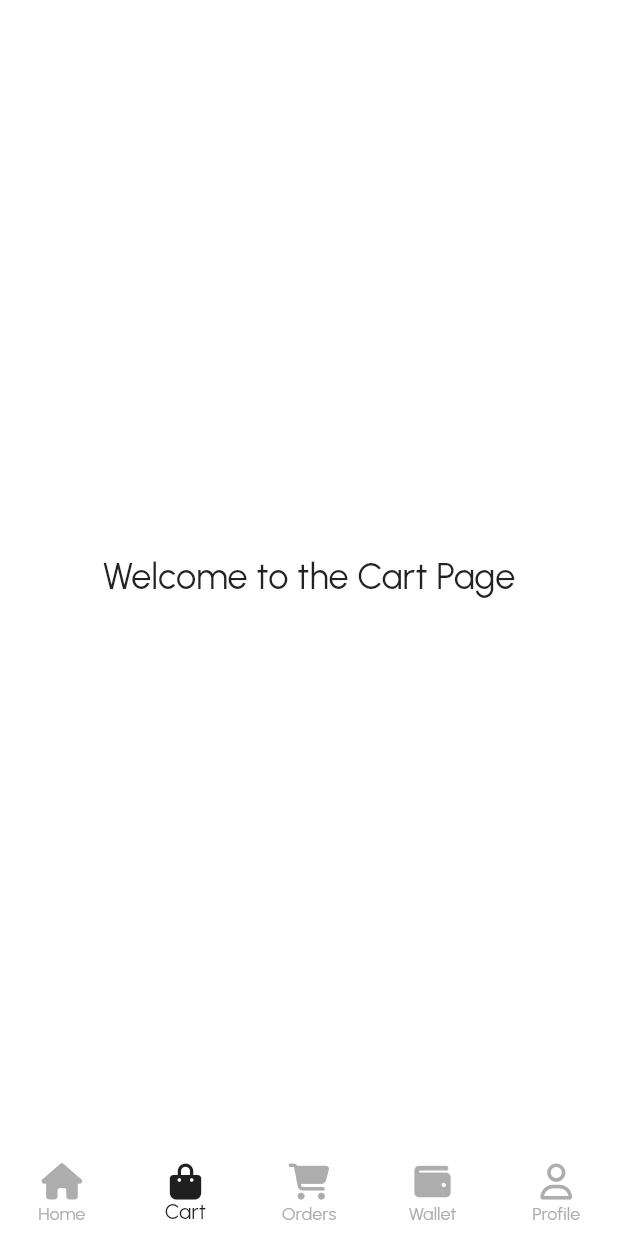
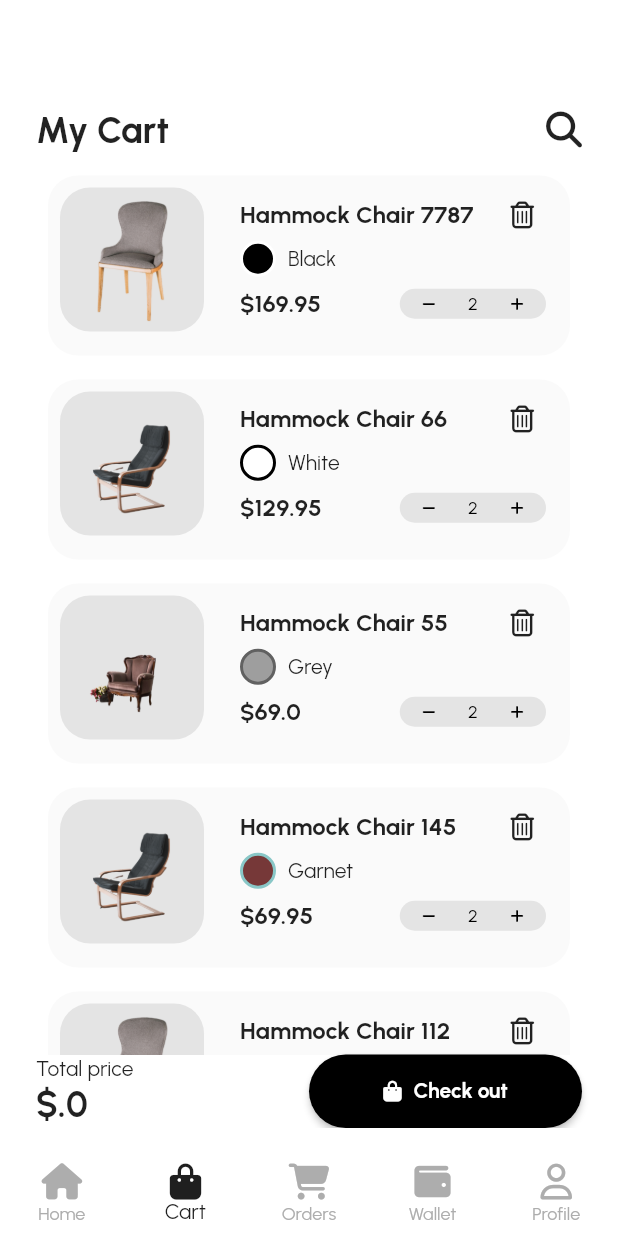
Before and after one commit to hoajb/flutter-ecommerce-furniture, a Flutter app: the screen it shows after launch, swiped to page 2, on a phone screen of 412 x 824 dp. Run offline on Flutter 3.47's test engine with Material 2 defaults, Android fonts, the phone set to English and light mode, and no system bars; our stand-ins replace font_awesome_flutter, shared_preferences, syncfusion_flutter_sliders; project files that could hold a hidden picture were left out.

Commit message:
add cart page

```diff
--- a/lib/config/theme/styles.dart
+++ b/lib/config/theme/styles.dart
@@ -5,6 +5,7 @@ import 'package:flutter/material.dart';
 abstract class Styles {
   //colors
   static const Color whiteColor = Color(0xffffffff);
+  static const Color whiteBackground = Color(0xfffdfdfd);
   static const Color blackColor = Color(0xff000000);
   static const Color blackThemeColor = Color(0xff17191d);
   static const Color whiteThemeColor = Color(0xffffffff);
--- /dev/null
+++ b/lib/core/wigets/product_image.dart
@@ -0,0 +1,29 @@
+import 'package:flutter/material.dart';
+import 'package:flutter_ecommerce_furniture/config/theme/styles.dart';
+import 'package:flutter_ecommerce_furniture/core/ext/buildcontext_ext.dart';
+
+class ProductImage extends StatelessWidget {
+  final double size;
+  final String path;
+
+  const ProductImage({super.key, this.size = 100, required this.path});
+
+  @override
+  Widget build(BuildContext context) {
+    final isDark = context.isDarkModeEnabled;
+    return Container(
+      width: size,
+      height: size,
+      decoration: BoxDecoration(
+        color: isDark ? Styles.itemColorBgDark : Styles.itemColorBgLight,
+        borderRadius: BorderRadius.circular(20),
+      ),
+      child: ClipRRect(
+        borderRadius: BorderRadius.circular(20),
+        child: Image.asset(
+          path,
+        ),
+      ),
+    );
+  }
+}
--- /dev/null
+++ b/lib/features/cart/presentation/cart_page.dart
@@ -0,0 +1,266 @@
+import 'package:flutter/material.dart';
+import 'package:flutter_ecommerce_furniture/core/ext/buildcontext_ext.dart';
+import 'package:flutter_ecommerce_furniture/features/product_details/data/mock_data_repo.dart';
+import 'package:font_awesome_flutter/font_awesome_flutter.dart';
+
+import '../../../config/theme/styles.dart';
+import '../../../core/utils/number_utils.dart';
+import '../../../core/wigets/circle_background_widget.dart';
+import '../../../core/wigets/product_image.dart';
+import '../../product_details/presentation/widgets/checkout_group_button.dart';
+import '../../product_details/presentation/widgets/number_selection.dart';
+import '../../product_list/data/mock_product_list.dart';
+
+const _rowSize = 120.0;
+const _padding = 12.0;
+
+class CartPage extends StatefulWidget {
+  const CartPage({super.key});
+
+  @override
+  State<CartPage> createState() => _CartPageState();
+}
+
+class _CartPageState extends State<CartPage> {
+  final _listColors = listProductColorsMap.entries.toList();
+
+  List<Map<String, dynamic>> _cartProductList =
+      recommendedProductList.sublist(0, 6);
+
+  final GlobalKey<AnimatedListState> _listKey = GlobalKey<AnimatedListState>();
+
+  double _totalPrice = 0.0;
+
+  void removeItem(int index) {
+    _listKey.currentState!.removeItem(
+      index,
+      (context, animation) => _buildCartItem(index, animation),
+    );
+
+    _cartProductList.removeAt(index);
+  }
+
+  void refreshList() {
+    setState(() {
+      _cartProductList = recommendedProductList.sublist(0, 6);
+    });
+  }
+
+  @override
+  Widget build(BuildContext context) {
+    return Container(
+      padding: const EdgeInsets.symmetric(horizontal: 8),
+      color: Colors.transparent,
+      child: Column(
+        crossAxisAlignment: CrossAxisAlignment.start,
+        children: [
+          const SizedBox(
+            height: 56,
+          ),
+          const Row(
+            mainAxisAlignment: MainAxisAlignment.spaceBetween,
+            children: [
+              Text(
+                'My Cart',
+                style: TextStyle(fontSize: 24, fontWeight: FontWeight.bold),
+              ),
+              FaIcon(FontAwesomeIcons.search)
+            ],
+          ),
+          const SizedBox(height: 8),
+          Expanded(
+            child: AnimatedList(
+              key: _listKey,
+              initialItemCount: _cartProductList.length,
+              itemBuilder: (BuildContext context, int index, animation) =>
+                  _buildCartItem(index, animation),
+            ),
+          ),
+          CheckoutGroupButton(
+            price: _totalPrice,
+            onPressed: () {
+              //TODO goto checkout cart
+            },
+            actionText: 'Check out',
+          )
+        ],
+      ),
+    );
+  }
+
+  Widget _buildCartItem(int index, Animation<double> animation) {
+    if (index > _cartProductList.length - 1) return Container();
+    Map<String, dynamic> item = _cartProductList[index];
+    return FadeTransition(
+      opacity: animation,
+      child: SizeTransition(
+        sizeFactor: animation,
+        child: CartRowProductItem(
+          product: item,
+          selectedColor: _listColors[index].value,
+          selectedColorName: _listColors[index].key,
+          onRemoved: (product) {
+            removeItem(_cartProductList.indexOf(product));
+          },
+          onItemPriceChanged: (double itemPrice) {
+            _calculateTotalPrice(itemPrice);
+          },
+        ),
+      ),
+    );
+  }
+
+  _calculateTotalPrice(double itemPrice) {
+    setState(() {
+      _totalPrice = itemPrice;
+    });
+  }
+}
+
+class CartRowProductItem extends StatefulWidget {
+  final Map<String, dynamic> product;
+  final Color selectedColor;
+  final String selectedColorName;
+  final ValueChanged<Map<String, dynamic>> onRemoved;
+  final ValueChanged<double> onItemPriceChanged;
+
+  const CartRowProductItem({
+    super.key,
+    required this.product,
+    required this.selectedColor,
+    required this.selectedColorName,
+    required this.onRemoved,
+    required this.onItemPriceChanged,
+  });
+
+  @override
+  State<CartRowProductItem> createState() => _CartRowProductItemState();
+}
+
+class _CartRowProductItemState extends State<CartRowProductItem> {
+  int _numberItem = 1;
+  double _itemPrice = 0.0;
+
+  @override
+  void initState() {
+    _itemPrice = widget.product['price'] * _numberItem;
+    super.initState();
+  }
+
+  @override
+  Widget build(BuildContext context) {
+    final isDark = context.isDarkModeEnabled;
+    return Padding(
+      padding: const EdgeInsets.all(8.0),
+      child: Stack(
+        children: [
+          Container(
+              height: _rowSize,
+              decoration: BoxDecoration(
+                color: isDark
+                    ? Styles.textFieldBackgroundDark
+                    : Styles.textFieldBackgroundLight,
+                borderRadius: BorderRadius.circular(20),
+              )),
+          Padding(
+            padding: const EdgeInsets.all(8),
+            child: Row(
+              crossAxisAlignment: CrossAxisAlignment.center,
+              mainAxisSize: MainAxisSize.max,
+              children: [
+                ProductImage(
+                    size: _rowSize - _padding * 2,
+                    path: widget.product['image']),
+                const SizedBox(width: 16),
+                _buildRightContent(),
+              ],
+            ),
+          )
+        ],
+      ),
+    );
+  }
+
+  Widget _buildRightContent() {
+    return Expanded(
+      child: Container(
+        padding: const EdgeInsets.all(8),
+        child: Column(
+          children: [
+            _buildTitleAndRemoveIcon(),
+            const SizedBox(height: 8),
+            _buildColorContent(),
+            const SizedBox(height: 8),
+            _buildPriceAndQuantity()
+          ],
+        ),
+      ),
+    );
+  }
+
+  Widget _buildPriceAndQuantity() {
+    return Row(
+      mainAxisSize: MainAxisSize.max,
+      mainAxisAlignment: MainAxisAlignment.spaceBetween,
+      children: [
+        Text(
+          '\$${currencyFormat.format(_itemPrice)}',
+          style: const TextStyle(fontSize: 16, fontWeight: FontWeight.bold),
+        ),
+        NumberSelection(
+          height: 20,
+          numberSize: 12,
+          iconSize: 10,
+          numberInitial: 2,
+          onChanged: (number) {
+            setState(() {
+              _numberItem = number;
+              _itemPrice = widget.product['price'] * _numberItem;
+              widget.onItemPriceChanged.call(_itemPrice);
+            });
+          },
+        )
+      ],
+    );
+  }
+
+  Widget _buildColorContent() {
+    return Row(
+      children: [
+        CircularBackgroundWidget(
+          size: 24,
+          backgroundColor: widget.selectedColor,
+          child: null,
+        ),
+        const SizedBox(width: 8),
+        Text(widget.selectedColorName, style: const TextStyle(fontSize: 14))
+      ],
+    );
+  }
+
+  Widget _buildTitleAndRemoveIcon() {
+    return Row(
+      mainAxisSize: MainAxisSize.max,
+      mainAxisAlignment: MainAxisAlignment.spaceBetween,
+      children: [
+        Expanded(
+          child: Text(
+            widget.product['title'],
+            maxLines: 1,
+            overflow: TextOverflow.ellipsis,
+            style: const TextStyle(fontSize: 16, fontWeight: FontWeight.bold),
+          ),
+        ),
+        GestureDetector(
+          onTap: () {
+            widget.onRemoved.call(widget.product);
+          },
+          child: const Padding(
+            padding: EdgeInsets.symmetric(horizontal: 8),
+            child: FaIcon(FontAwesomeIcons.trashCan, size: 18),
+          ),
+        ),
+      ],
+    );
+  }
+}
--- a/lib/features/main/presentation/pages/main_page.dart
+++ b/lib/features/main/presentation/pages/main_page.dart
@@ -3,6 +3,7 @@ import 'package:flutter_ecommerce_furniture/core/ext/buildcontext_ext.dart';
 import 'package:font_awesome_flutter/font_awesome_flutter.dart';
 
 import '../../../../config/theme/styles.dart';
+import '../../../cart/presentation/cart_page.dart';
 import '../../../home/presentation/home_page.dart';
 import '../../../profile/presentation/profile_page.dart';
 import 'example_page.dart';
@@ -42,7 +43,7 @@ class _MainPageState extends State<MainPage> {
           },
           children: const [
             HomePage(),
-            ExamplePage(titlePage: 'Cart', isNested: true),
+            CartPage(),
             ExamplePage(titlePage: 'Orders', isNested: true),
             ExamplePage(titlePage: 'Wallet', isNested: true),
             ProfilePage(),
--- a/lib/features/product_details/data/mock_data_repo.dart
+++ b/lib/features/product_details/data/mock_data_repo.dart
@@ -1,15 +1,16 @@
-import 'dart:ui';
-
 import 'package:flutter/material.dart';
 
 String mockDescriptionText =
     "Lorem ipsum dolor sit amet, consectetur adipiscing elit, sed do eiusmod tempor incididunt ut labore et dolore magna aliqua. Ut enim ad minim veniam, quis nostrud exercitation ullamco laboris nisi ut aliquip ex ea commodo consequat. Duis aute irure dolor in reprehenderit in voluptate velit esse cillum dolore eu fugiat nulla pariatur. Excepteur sint occaecat cupidatat non proident, sunt in culpa qui officia deserunt mollit anim id est laborum.";
 
-List<Color> listProductColors = [
-  Colors.black,
-  Colors.white,
-  Colors.grey,
-  const Color(0xff763838),
-  const Color(0xffab8d22),
-  const Color(0xff0e308d),
-];
+List<Color> listProductColors =
+    listProductColorsMap.entries.map((e) => e.value).toList();
+
+Map<String, Color> listProductColorsMap = {
+  'Black': Colors.black,
+  'White': Colors.white,
+  'Grey': Colors.grey,
+  'Garnet': const Color(0xff763838),
+  'Cyan': const Color(0xffab8d22),
+  'Blue': const Color(0xff0e308d),
+};
--- a/lib/features/product_details/presentation/product_details_page.dart
+++ b/lib/features/product_details/presentation/product_details_page.dart
@@ -96,6 +96,7 @@ class _ProductDetailsPageState extends State<ProductDetailsPage> {
                         onPressed: () {
                           //TODO goto checkout cart
                         },
+                        actionText: 'Add to Cart',
                       )
                     ],
                   ),
--- a/lib/features/product_details/presentation/widgets/checkout_group_button.dart
+++ b/lib/features/product_details/presentation/widgets/checkout_group_button.dart
@@ -6,9 +6,13 @@ import '../../../../core/utils/number_utils.dart';
 class CheckoutGroupButton extends StatelessWidget {
   final double price;
   final VoidCallback onPressed;
+  final String actionText;
 
   const CheckoutGroupButton(
-      {super.key, required this.price, required this.onPressed});
+      {super.key,
+      required this.price,
+      required this.onPressed,
+      required this.actionText});
 
   @override
   Widget build(BuildContext context) {
@@ -52,7 +56,7 @@ class CheckoutGroupButton extends StatelessWidget {
                 ),
                 const SizedBox(width: 8),
                 Text(
-                  'Add to Cart',
+                  actionText,
                   style: TextStyle(color: textC, fontWeight: FontWeight.bold),
                 ),
               ],
--- a/lib/features/product_details/presentation/widgets/number_selection.dart
+++ b/lib/features/product_details/presentation/widgets/number_selection.dart
@@ -3,33 +3,54 @@ import 'package:font_awesome_flutter/font_awesome_flutter.dart';
 
 import '../../../../config/theme/styles.dart';
 
-const _height = 40.0;
+const _heightDefault = 40.0;
+const _numberSizeDefault = 18.0;
+const _iconSizeDefault = 18.0;
 
 class NumberSelection extends StatefulWidget {
   final ValueChanged<int>? onChanged;
+  final int numberInitial;
+  final double height;
+  final double numberSize;
+  final double iconSize;
 
-  const NumberSelection({super.key, this.onChanged});
+  const NumberSelection({
+    super.key,
+    this.onChanged,
+    this.numberInitial = 1,
+    this.height = _heightDefault,
+    this.numberSize = _numberSizeDefault,
+    this.iconSize = _iconSizeDefault,
+  });
 
   @override
   State<NumberSelection> createState() => _NumberSelectionState();
 }
 
 class _NumberSelectionState extends State<NumberSelection> {
-  int _number = 1;
+  late int _number;
+
+  @override
+  void initState() {
+    super.initState();
+    _number = widget.numberInitial;
+  }
 
   @override
   Widget build(BuildContext context) {
     return Container(
-      padding: const EdgeInsets.symmetric(horizontal: 16),
+      padding: EdgeInsets.symmetric(horizontal: widget.iconSize),
       decoration: BoxDecoration(
         color: Styles.itemColorBgLight,
-        borderRadius: BorderRadius.circular(_height / 2),
+        borderRadius: BorderRadius.circular(_heightDefault / 2),
       ),
-      height: _height,
+      height: widget.height,
       child: Row(
+        mainAxisSize: MainAxisSize.max,
+        mainAxisAlignment: MainAxisAlignment.spaceAround,
         children: [
-          IconButton(
-              onPressed: () {
+          InkWell(
+              onTap: () {
                 setState(() {
                   if (_number > 1) {
                     _number--;
@@ -38,24 +59,26 @@ class _NumberSelectionState extends State<NumberSelection> {
                   widget.onChanged?.call(_number);
                 });
               },
-              icon: const FaIcon(
-                FontAwesomeIcons.minus,
-                color: Styles.blackColor,
-                size: 14,
+              child: Padding(
+                padding: EdgeInsets.all((widget.height - widget.iconSize) / 2),
+                child: FaIcon(
+                  FontAwesomeIcons.minus,
+                  color: Styles.blackColor,
+                  size: widget.iconSize,
+                ),
               )),
-          const SizedBox(width: 8),
           SizedBox(
             width: 40,
             child: Center(
               child: Text(
                 '$_number',
-                style: const TextStyle(color: Styles.blackColor, fontSize: 18),
+                style: TextStyle(
+                    color: Styles.blackColor, fontSize: widget.numberSize),
               ),
             ),
           ),
-          const SizedBox(width: 8),
-          IconButton(
-              onPressed: () {
+          InkWell(
+              onTap: () {
                 setState(() {
                   if (_number < 10) {
                     _number++;
@@ -63,10 +86,13 @@ class _NumberSelectionState extends State<NumberSelection> {
                   widget.onChanged?.call(_number);
                 });
               },
-              icon: const FaIcon(
-                FontAwesomeIcons.plus,
-                color: Styles.blackColor,
-                size: 14,
+              child: Padding(
+                padding: EdgeInsets.all((widget.height - widget.iconSize) / 2),
+                child: FaIcon(
+                  FontAwesomeIcons.plus,
+                  color: Styles.blackColor,
+                  size: widget.iconSize,
+                ),
               )),
         ],
       ),
--- a/lib/features/product_list/data/mock_product_list.dart
+++ b/lib/features/product_list/data/mock_product_list.dart
@@ -1,126 +1,126 @@
 final List<Map<String, dynamic>> recommendedProductList = [
   {
     'image': 'assets/images/product-chair-4-removebg.png',
-    'title': 'Hammock Chair',
+    'title': 'Hammock Chair 7787',
     'starPoint': 4.4,
     'sold': '2.7k sold',
     'price': 169.95,
   },
   {
     'image': 'assets/images/product-chair-1-removebg.png',
-    'title': 'Hammock Chair',
+    'title': 'Hammock Chair 66 ',
     'starPoint': 4.2,
     'sold': '2.7k sold',
     'price': 129.95,
   },
   {
     'image': 'assets/images/product-chair-2-removebg.png',
-    'title': 'Hammock Chair',
+    'title': 'Hammock Chair 55',
     'starPoint': 4.1,
     'sold': '2.7k sold',
     'price': 69.00,
   },
   {
     'image': 'assets/images/product-chair-1-removebg.png',
-    'title': 'Hammock Chair',
+    'title': 'Hammock Chair 145',
     'starPoint': 4.0,
     'sold': '2.7k sold',
     'price': 69.95,
   },
   {
     'image': 'assets/images/product-chair-4-removebg.png',
-    'title': 'Hammock Chair',
+    'title': 'Hammock Chair 112',
     'starPoint': 4.4,
     'sold': '2.7k sold',
     'price': 99.95,
   },
   {
     'image': 'assets/images/product-chair-4-removebg.png',
-    'title': 'Hammock Chair',
+    'title': 'Hammock Chair 44',
     'starPoint': 4.4,
     'sold': '2.7k sold',
     'price': 210.50,
   },
   {
     'image': 'assets/images/product-chair-4-removebg.png',
-    'title': 'Hammock Chair',
+    'title': 'Hammock Chair Chair',
     'starPoint': 4.4,
     'sold': '2.7k sold',
     'price': 169.95,
   },
   {
     'image': 'assets/images/product-chair-1-removebg.png',
-    'title': 'Hammock Chair',
+    'title': 'Hammock Chair 113',
     'starPoint': 4.2,
     'sold': '2.7k sold',
     'price': 129.95,
   },
   {
     'image': 'assets/images/product-chair-2-removebg.png',
-    'title': 'Hammock Chair',
+    'title': 'Hammock Chair 12',
     'starPoint': 4.1,
     'sold': '2.7k sold',
     'price': 69.00,
   },
   {
     'image': 'assets/images/product-chair-1-removebg.png',
-    'title': 'Hammock Chair',
+    'title': 'Hammock Chair 11',
     'starPoint': 4.0,
     'sold': '2.7k sold',
     'price': 69.95,
   },
   {
     'image': 'assets/images/product-chair-4-removebg.png',
-    'title': 'Hammock Chair',
+    'title': 'Hammock Chair 10',
     'starPoint': 4.4,
     'sold': '2.7k sold',
     'price': 99.95,
   },
   {
     'image': 'assets/images/product-chair-4-removebg.png',
-    'title': 'Hammock Chair',
+    'title': 'Hammock Chair 8',
     'starPoint': 4.4,
     'sold': '2.7k sold',
     'price': 210.50,
   },
   {
     'image': 'assets/images/product-chair-4-removebg.png',
-    'title': 'Hammock Chair',
+    'title': 'Hammock Chair 6',
     'starPoint': 4.4,
     'sold': '2.7k sold',
     'price': 169.95,
   },
   {
     'image': 'assets/images/product-chair-1-removebg.png',
-    'title': 'Hammock Chair',
+    'title': 'Hammock Chair 5',
     'starPoint': 4.2,
     'sold': '2.7k sold',
     'price': 129.95,
   },
   {
     'image': 'assets/images/product-chair-2-removebg.png',
-    'title': 'Hammock Chair',
+    'title': 'Hammock Chair 4',
     'starPoint': 4.1,
     'sold': '2.7k sold',
     'price': 69.00,
   },
   {
     'image': 'assets/images/product-chair-1-removebg.png',
-    'title': 'Hammock Chair',
+    'title': 'Hammock Chair 0',
     'starPoint': 4.0,
     'sold': '2.7k sold',
     'price': 69.95,
   },
   {
     'image': 'assets/images/product-chair-4-removebg.png',
-    'title': 'Hammock Chair',
+    'title': 'Hammock Chair 1',
     'starPoint': 4.4,
     'sold': '2.7k sold',
     'price': 99.95,
   },
   {
     'image': 'assets/images/product-chair-4-removebg.png',
-    'title': 'Hammock Chair',
+    'title': 'Hammock Chair 2',
     'starPoint': 4.4,
     'sold': '2.7k sold',
     'price': 210.50,
```
